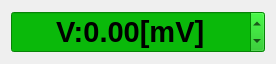
Before: the Qt Designer form software/voltamp/src/dc_voltage_wnd.ui in z80/voltamper, drawn with Qt 5.
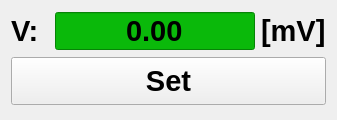
After: the same form once the commit is applied.

```diff
--- a/software/voltamp/src/dc_voltage_wnd.ui
+++ b/software/voltamp/src/dc_voltage_wnd.ui
@@ -6,8 +6,8 @@
    <rect>
     <x>0</x>
     <y>0</y>
-    <width>269</width>
-    <height>63</height>
+    <width>337</width>
+    <height>120</height>
    </rect>
   </property>
   <property name="font">
@@ -22,7 +22,22 @@
   </property>
   <layout class="QVBoxLayout" name="verticalLayout">
    <item>
+    <layout class="QHBoxLayout" name="horizontalLayout">
+     <item>
+      <widget class="QLabel" name="label">
+       <property name="text">
+        <string>V:</string>
+       </property>
+      </widget>
+     </item>
+     <item>
     <widget class="QDoubleSpinBox" name="value">
+       <property name="minimumSize">
+        <size>
+         <width>200</width>
+         <height>40</height>
+        </size>
+       </property>
      <property name="styleSheet">
       <string notr="true">background-color: rgb(10, 185, 10);
 font: 75 22pt &quot;MS Shell Dlg 2&quot;;
@@ -37,17 +52,51 @@
      <property name="alignment">
       <set>Qt::AlignCenter</set>
      </property>
+       <property name="buttonSymbols">
+        <enum>QAbstractSpinBox::NoButtons</enum>
+       </property>
+       <property name="correctionMode">
+        <enum>QAbstractSpinBox::CorrectToNearestValue</enum>
+       </property>
      <property name="prefix">
-      <string>V:</string>
+        <string/>
      </property>
      <property name="suffix">
-      <string>[mV]</string>
+        <string/>
      </property>
      <property name="minimum">
       <double>-12000.000000000000000</double>
      </property>
      <property name="maximum">
       <double>12000.000000000000000</double>
+       </property>
+      </widget>
+     </item>
+     <item>
+      <widget class="QLabel" name="label_2">
+       <property name="text">
+        <string>[mV]</string>
+       </property>
+      </widget>
+     </item>
+    </layout>
+   </item>
+   <item>
+    <widget class="QPushButton" name="set">
+     <property name="sizePolicy">
+      <sizepolicy hsizetype="Expanding" vsizetype="Fixed">
+       <horstretch>0</horstretch>
+       <verstretch>0</verstretch>
+      </sizepolicy>
+     </property>
+     <property name="minimumSize">
+      <size>
+       <width>256</width>
+       <height>48</height>
+      </size>
+     </property>
+     <property name="text">
+      <string>Set</string>
      </property>
     </widget>
    </item>
```
Lines whose indentation alone changed are shown as unchanged.
